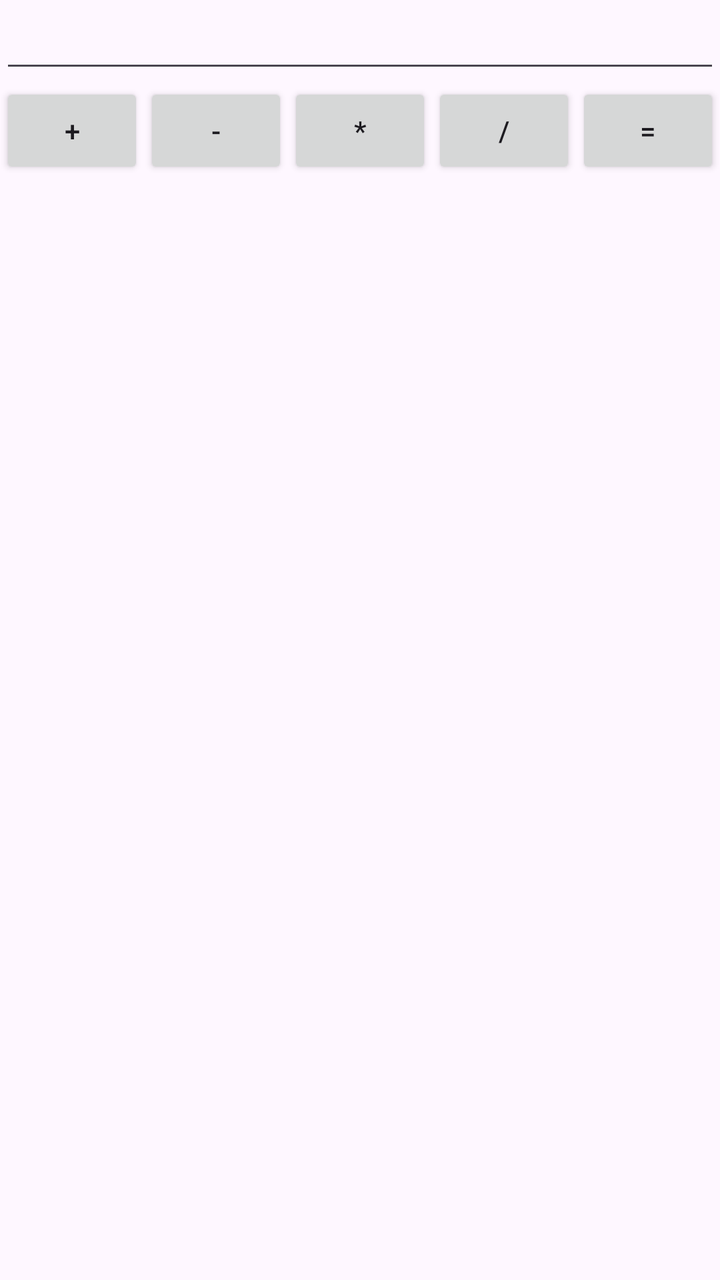
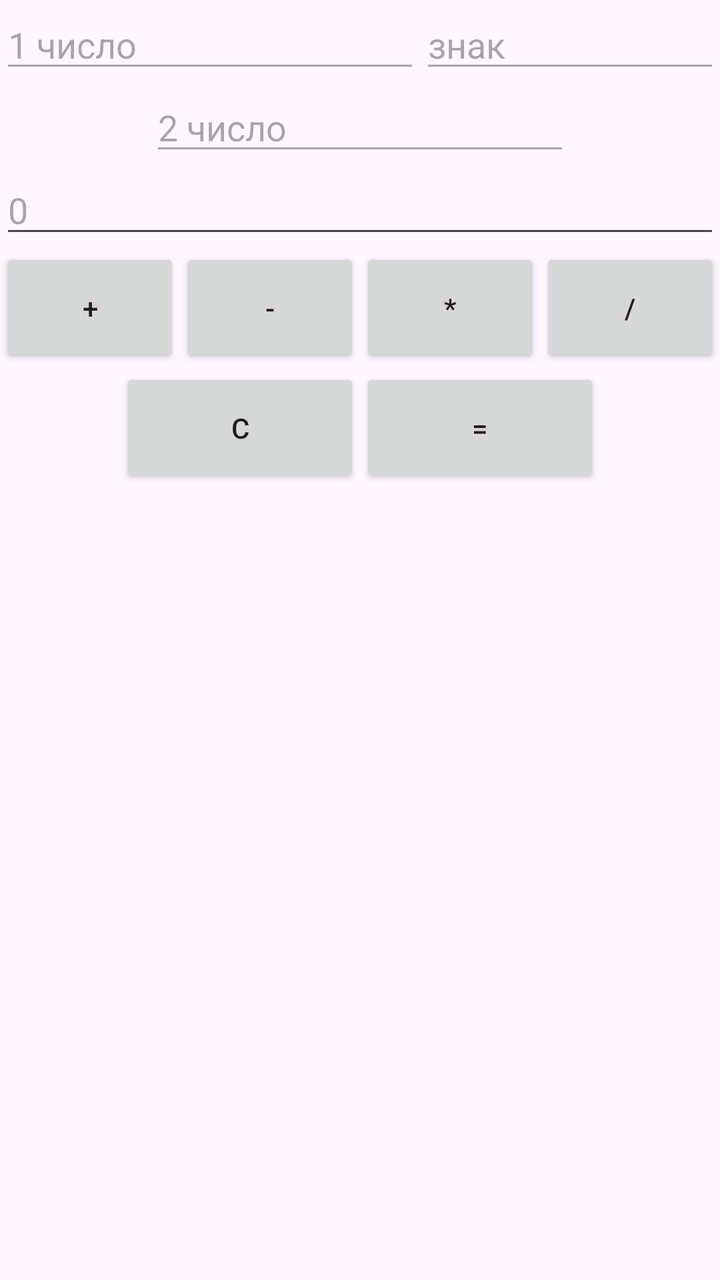

An Android layout rendered at two revisions. The XML below is the earlier revision; the diff shows what the commit changed to produce the second picture.
<!-- AndroidManifest.xml: application theme Theme.Mini_calculator -->
<!-- res/layout/activity_main.xml -->
<?xml version="1.0" encoding="utf-8"?>
<androidx.constraintlayout.widget.ConstraintLayout xmlns:android="http://schemas.android.com/apk/res/android"
    xmlns:app="http://schemas.android.com/apk/res-auto"
    xmlns:tools="http://schemas.android.com/tools"
    android:id="@+id/main"
    android:layout_width="match_parent"
    android:layout_height="match_parent"
    tools:context=".MainActivity">

    <EditText
        android:id="@+id/tv1"
        android:layout_width="0dp"
        android:layout_height="wrap_content"
        android:ems="10"
        android:inputType="text"
        android:text=""
        app:layout_constraintLeft_toLeftOf="parent"
        app:layout_constraintRight_toRightOf="parent"
        app:layout_constraintTop_toTopOf="parent"
        />

    <LinearLayout
        android:layout_width="0dp"
        android:layout_height="wrap_content"
        android:orientation="horizontal"
        app:layout_constraintLeft_toLeftOf="parent"
        app:layout_constraintRight_toRightOf="parent"
        app:layout_constraintTop_toBottomOf="@id/tv1"
        >

        <Button
            android:id="@+id/btnPlus"
            android:layout_width="wrap_content"
            android:layout_height="wrap_content"
            android:layout_weight="1"
            android:text="+" />

        <Button
            android:id="@+id/btnMinus"
            android:layout_width="wrap_content"
            android:layout_height="wrap_content"
            android:layout_weight="1"
            android:text="-" />

        <Button
            android:id="@+id/btnMult"
            android:layout_width="wrap_content"
            android:layout_height="wrap_content"
            android:layout_weight="1"
            android:text="*" />

        <Button
            android:id="@+id/btnDivide"
            android:layout_width="wrap_content"
            android:layout_height="wrap_content"
            android:layout_weight="1"
            android:text="/" />

        <Button
            android:id="@+id/btnEquals"
            android:layout_width="wrap_content"
            android:layout_height="wrap_content"
            android:layout_weight="1"
            android:text="=" />
    </LinearLayout>
</androidx.constraintlayout.widget.ConstraintLayout>
<!-- resources referenced by this layout -->
<resources>
  <style name="Theme.Mini_calculator" parent="Base.Theme.Mini_calculator" />
  <style name="Base.Theme.Mini_calculator" parent="Theme.Material3.DayNight.NoActionBar">
          
          
      </style>
</resources>

<!-- the commit's change to res/layout/activity_main.xml (unified diff, before → after) -->
@@ -7,60 +7,143 @@
     android:layout_height="match_parent"
     tools:context=".MainActivity">
 
+    <LinearLayout
+        android:id="@+id/panel0"
+        android:layout_width="wrap_content"
+        android:layout_height="wrap_content"
+        android:orientation="horizontal"
+        app:layout_constraintTop_toTopOf="parent"
+        app:layout_constraintLeft_toLeftOf="parent"
+        app:layout_constraintRight_toRightOf="parent">
+
+        <EditText
+            android:id="@+id/etFirstNum"
+            android:layout_width="wrap_content"
+            android:layout_height="wrap_content"
+            android:ems="10"
+            android:inputType="phone"
+            android:hint="@string/text_first_num"
+            android:enabled="false"
+            app:layout_constraintLeft_toLeftOf="parent"
+            app:layout_constraintRight_toRightOf="parent"
+            app:layout_constraintTop_toTopOf="parent"
+            />
+
+        <EditText
+            android:id="@+id/etSymbol"
+            android:layout_width="wrap_content"
+            android:layout_height="wrap_content"
+            android:ems="10"
+            android:inputType="phone"
+            android:text=""
+            android:hint="@string/text_symbol"
+            android:enabled="false"
+            app:layout_constraintLeft_toLeftOf="parent"
+            app:layout_constraintRight_toRightOf="parent"
+            app:layout_constraintTop_toTopOf="parent"
+            />
+
+    </LinearLayout>
+
+    <LinearLayout
+        android:id="@+id/panel0_1"
+        android:layout_width="wrap_content"
+        android:layout_height="wrap_content"
+        app:layout_constraintTop_toBottomOf="@id/panel0"
+        app:layout_constraintLeft_toLeftOf="parent"
+        app:layout_constraintRight_toRightOf="parent">
+
+        <EditText
+            android:id="@+id/etSecondNum"
+            android:layout_width="wrap_content"
+            android:layout_height="wrap_content"
+            android:ems="10"
+            android:text=""
+            android:hint="@string/text_second_num"
+            android:enabled="false"
+            android:focusable="false"
+            android:cursorVisible="false"
+            />
+
+    </LinearLayout>
+
     <EditText
-        android:id="@+id/tv1"
+        android:id="@+id/et1"
         android:layout_width="0dp"
         android:layout_height="wrap_content"
         android:ems="10"
-        android:inputType="text"
         android:text=""
+        android:inputType="phone"
+        android:hint="0"
         app:layout_constraintLeft_toLeftOf="parent"
         app:layout_constraintRight_toRightOf="parent"
-        app:layout_constraintTop_toTopOf="parent"
+        app:layout_constraintTop_toBottomOf="@id/panel0_1"
         />
 
     <LinearLayout
+        android:id="@+id/panel1"
         android:layout_width="0dp"
         android:layout_height="wrap_content"
         android:orientation="horizontal"
         app:layout_constraintLeft_toLeftOf="parent"
         app:layout_constraintRight_toRightOf="parent"
-        app:layout_constraintTop_toBottomOf="@id/tv1"
+        app:layout_constraintTop_toBottomOf="@id/et1"
         >
 
         <Button
-            android:id="@+id/btnPlus"
-            android:layout_width="wrap_content"
-            android:layout_height="wrap_content"
+            android:id="@+id/btnPl"
+            android:layout_width="60dp"
+            android:layout_height="60dp"
             android:layout_weight="1"
-            android:text="+" />
+            android:text="@string/symbol_plus" />
 
         <Button
-            android:id="@+id/btnMinus"
-            android:layout_width="wrap_content"
-            android:layout_height="wrap_content"
+            android:id="@+id/btnMin"
+            android:layout_width="60dp"
+            android:layout_height="60dp"
             android:layout_weight="1"
-            android:text="-" />
+            android:text="@string/symbol_minus" />
 
         <Button
-            android:id="@+id/btnMult"
-            android:layout_width="wrap_content"
-            android:layout_height="wrap_content"
+            android:id="@+id/btnMul"
+            android:layout_width="60dp"
+            android:layout_height="60dp"
             android:layout_weight="1"
-            android:text="*" />
+            android:text="@string/symbol_multiply" />
 
         <Button
-            android:id="@+id/btnDivide"
-            android:layout_width="wrap_content"
-            android:layout_height="wrap_content"
+            android:id="@+id/btnDiv"
+            android:layout_width="60dp"
+            android:layout_height="60dp"
             android:layout_weight="1"
-            android:text="/" />
+            android:text="@string/symbol_divide" />
+
+
+    </LinearLayout>
+
+    <LinearLayout
+        android:layout_width="wrap_content"
+        android:layout_height="wrap_content"
+        android:orientation="horizontal"
+        app:layout_constraintTop_toBottomOf="@id/panel1"
+        app:layout_constraintLeft_toLeftOf="parent"
+        app:layout_constraintRight_toRightOf="parent"
+        >
+
+        <Button
+            android:id="@+id/btnC"
+            android:layout_width="120dp"
+            android:layout_height="60dp"
+            android:layout_weight="1"
+            android:text="@string/symbol_clear" />
 
         <Button
             android:id="@+id/btnEquals"
-            android:layout_width="wrap_content"
-            android:layout_height="wrap_content"
+            android:layout_width="120dp"
+            android:layout_height="60dp"
             android:layout_weight="1"
-            android:text="=" />
+            android:text="@string/symbol_equals" />
+
+
     </LinearLayout>
 </androidx.constraintlayout.widget.ConstraintLayout>
<!-- resource entries referenced after the edit -->
@@ -1,5 +1,14 @@
 <!-- resources referenced by this layout -->
 <resources>
+  <string name="symbol_clear">C</string>
+  <string name="symbol_divide">/</string>
+  <string name="symbol_equals">=</string>
+  <string name="symbol_minus">-</string>
+  <string name="symbol_multiply">*</string>
+  <string name="symbol_plus">+</string>
+  <string name="text_first_num">1 число</string>
+  <string name="text_second_num">2 число</string>
+  <string name="text_symbol">знак</string>
   <style name="Theme.Mini_calculator" parent="Base.Theme.Mini_calculator" />
   <style name="Base.Theme.Mini_calculator" parent="Theme.Material3.DayNight.NoActionBar">
           
